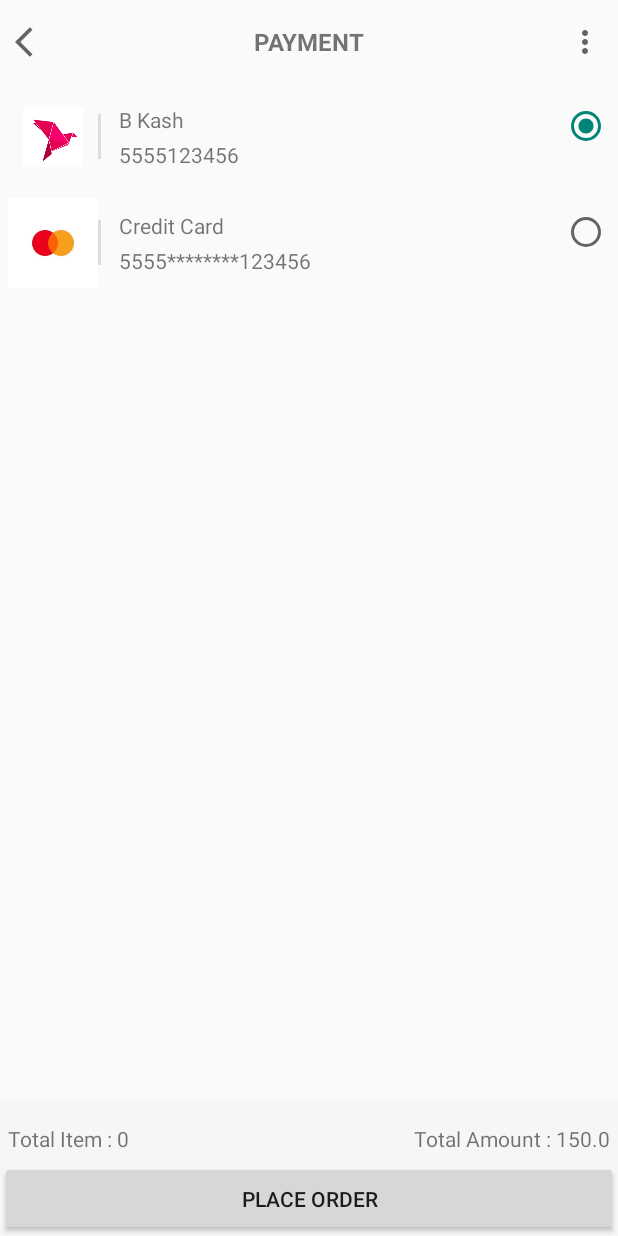
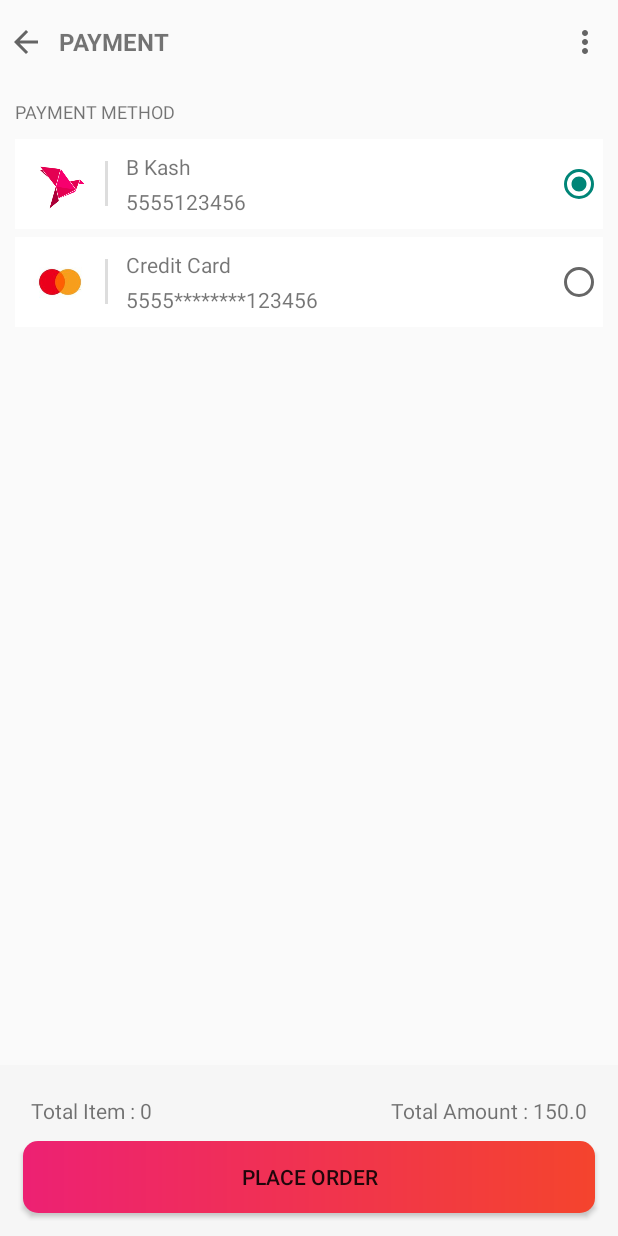
Before and after one commit to abdulkarim8293/User-App, an Android app: the PaymentActivity screen opened directly, with no data from a screen before it, on a phone screen of 412 x 824 dp. Run offline under Robolectric (Android 15) with nearby library versions, the phone set to English and light mode, and no system bars; our stand-ins replace Firebase (no records; nobody signed in at launch, a user with empty details on screens opened directly).

Commit message:
add order confrim activity

```diff
--- a/app/build.gradle
+++ b/app/build.gradle
@@ -40,7 +40,10 @@ dependencies {
 
     implementation 'androidx.recyclerview:recyclerview:1.2.0'
 
-    implementation 'com.cepheuen.elegant-number-button:lib:1.0.2'
+    // spark button animation
+    implementation 'com.github.varunest:sparkbutton:1.0.6'
+    // loading animation
+    implementation 'com.github.ybq:Android-SpinKit:1.4.0'
 
     //Chip Navigation
     implementation 'com.ismaeldivita.chipnavigation:chip-navigation-bar:1.3.2'
--- a/app/src/main/AndroidManifest.xml
+++ b/app/src/main/AndroidManifest.xml
@@ -11,7 +11,8 @@
         android:supportsRtl="true"
         android:theme="@style/Theme.UserApp"
         tools:replace="android:theme">
-        <activity android:name=".my_address.AddAddressActivity"></activity>
+        <activity android:name=".ConfirmationActivity"></activity>
+        <activity android:name=".my_address.AddAddressActivity" />
         <activity android:name=".my_address.AddressListActivity" />
         <activity android:name=".activity.SignUpActivity" />
         <activity android:name=".activity.SplashActivity">
--- /dev/null
+++ b/app/src/main/java/com/abdulkarim/userapp/CustomProgress.java
@@ -0,0 +1,27 @@
+package com.abdulkarim.userapp;
+
+import android.app.Dialog;
+import android.content.Context;
+import android.view.Gravity;
+import android.view.LayoutInflater;
+import android.view.View;
+import android.view.WindowManager;
+
+import androidx.annotation.NonNull;
+
+public class CustomProgress extends Dialog {
+
+    public CustomProgress(@NonNull Context context) {
+
+        super(context);
+        WindowManager.LayoutParams params = getWindow().getAttributes();
+        params.gravity = Gravity.CENTER_HORIZONTAL;
+        getWindow().setAttributes(params);
+        setTitle(null);
+        setCancelable(false);
+        setOnCancelListener(null);
+        View view = LayoutInflater.from(context).inflate(R.layout.custom_progress_bar,null);
+        setContentView(view);
+
+    }
+}
--- a/app/src/main/java/com/abdulkarim/userapp/adapter/CartAdapter.java
+++ b/app/src/main/java/com/abdulkarim/userapp/adapter/CartAdapter.java
@@ -16,8 +16,6 @@ import com.abdulkarim.userapp.Cart;
 import com.abdulkarim.userapp.R;
 import com.abdulkarim.userapp.SQLiteDatabaseHelper;
 import com.abdulkarim.userapp.fragments.CartFragment;
-import com.cepheuen.elegantnumberbutton.view.ElegantNumberButton;
-import com.google.firebase.firestore.WriteBatch;
 import com.squareup.picasso.Picasso;
 
 import java.util.List;
--- a/app/src/main/res/drawable-v24/drawable_radio_button_selector.xml
+++ b/app/src/main/res/drawable-v24/drawable_radio_button_selector.xml
@@ -3,7 +3,7 @@
     <item android:state_checked="true">
         <shape android:shape="rectangle">
 
-            <solid android:color="@color/colorAccent" />
+            <solid android:color="@color/orange" />
 
             <corners android:bottomLeftRadius="5dp"
                 android:bottomRightRadius="5dp"
--- a/app/src/main/res/drawable/button_selector.xml
+++ b/app/src/main/res/drawable/button_selector.xml
@@ -3,7 +3,7 @@
     <item android:state_checked="true">
         <shape android:shape="rectangle">
 
-            <solid android:color="@color/colorAccent" />
+            <solid android:color="@color/orange" />
 
             <corners android:bottomLeftRadius="5dp"
                 android:bottomRightRadius="5dp"
--- /dev/null
+++ b/app/src/main/res/drawable/ic_favorite_fill.xml
@@ -0,0 +1,5 @@
+<vector android:height="24dp" android:tint="#FF0000"
+    android:viewportHeight="24" android:viewportWidth="24"
+    android:width="24dp" xmlns:android="http://schemas.android.com/apk/res/android">
+    <path android:fillColor="@color/red" android:pathData="M12,21.35l-1.45,-1.32C5.4,15.36 2,12.28 2,8.5 2,5.42 4.42,3 7.5,3c1.74,0 3.41,0.81 4.5,2.09C13.09,3.81 14.76,3 16.5,3 19.58,3 22,5.42 22,8.5c0,3.78 -3.4,6.86 -8.55,11.54L12,21.35z"/>
+</vector>
--- a/app/src/main/res/layout/activity_payment.xml
+++ b/app/src/main/res/layout/activity_payment.xml
@@ -5,48 +5,61 @@
     android:layout_width="match_parent"
     android:layout_height="match_parent"
     tools:context=".PaymentActivity">
+
     <RelativeLayout
         android:id="@+id/top_bar"
-        android:layout_alignParentTop="true"
         android:layout_width="match_parent"
         android:layout_height="?attr/actionBarSize">
+
         <ImageView
             android:id="@+id/backIv"
             android:layout_width="wrap_content"
             android:layout_height="wrap_content"
-            android:padding="10dp"
             android:layout_centerVertical="true"
-            android:src="@drawable/ic_arrow_back"/>
+            android:padding="5dp"
+            android:src="@drawable/ic_back_24" />
+
         <TextView
             android:layout_width="wrap_content"
             android:layout_height="wrap_content"
+            android:layout_marginStart="34dp"
+            android:layout_centerVertical="true"
             android:text="PAYMENT"
-            android:layout_centerVertical="true"
-            android:layout_centerHorizontal="true"
+            android:padding="5dp"
             android:textSize="16sp"
-            android:textStyle="bold"/>
+            android:textStyle="bold" />
+
         <ImageView
             android:layout_width="wrap_content"
             android:layout_height="wrap_content"
-            android:padding="10dp"
             android:layout_alignParentRight="true"
             android:layout_centerVertical="true"
-            android:src="@drawable/ic_more_vert_24"/>
+            android:padding="10dp"
+            android:src="@drawable/ic_more_vert_24" />
 
     </RelativeLayout>
 
     <LinearLayout
+        android:padding="10dp"
         android:layout_below="@+id/top_bar"
         android:layout_width="match_parent"
         android:layout_height="match_parent"
         android:layout_above="@+id/ll_bottom"
         android:orientation="vertical">
 
+        <TextView
+            android:id="@+id/textView"
+            android:textSize="12sp"
+            android:layout_width="match_parent"
+            android:layout_height="wrap_content"
+            android:text="PAYMENT METHOD" />
+
         <LinearLayout
+            android:layout_marginTop="10dp"
             android:layout_width="match_parent"
             android:layout_height="wrap_content"
             android:orientation="horizontal"
-            android:padding="5dp">
+            android:background="#fff">
 
             <ImageView
                 android:padding="10dp"
@@ -88,6 +101,7 @@
                 </LinearLayout>
                 <RadioButton
                     android:checked="true"
+                    android:layout_gravity="center_vertical"
                     android:layout_width="wrap_content"
                     android:layout_height="wrap_content"/>
             </LinearLayout>
@@ -95,10 +109,11 @@
         </LinearLayout>
 
         <LinearLayout
+            android:layout_marginTop="5dp"
+            android:background="#fff"
             android:layout_width="match_parent"
             android:layout_height="wrap_content"
-            android:orientation="horizontal"
-            android:padding="5dp">
+            android:orientation="horizontal">
 
             <ImageView
                 android:layout_width="60dp"
@@ -138,6 +153,7 @@
 
                 </LinearLayout>
                 <RadioButton
+                    android:layout_gravity="center_vertical"
                     android:layout_width="wrap_content"
                     android:layout_height="wrap_content"/>
             </LinearLayout>
@@ -154,9 +170,10 @@
         android:layout_alignParentBottom="true"
         android:background="#F6F6F6"
         android:orientation="vertical"
-        android:paddingTop="10dp">
+        android:padding="10dp">
 
         <RelativeLayout
+            android:layout_margin="5dp"
             android:layout_width="match_parent"
             android:layout_height="wrap_content"
             android:padding="5dp">
@@ -180,7 +197,11 @@
             android:id="@+id/place_orders_button"
             android:layout_width="match_parent"
             android:layout_height="wrap_content"
-            android:padding="15dp"
+            android:padding="10dp"
+            android:layout_marginLeft="5dp"
+            android:layout_marginRight="5dp"
+            android:layout_marginBottom="5dp"
+            android:background="@drawable/button_background"
             android:text="Place Order" />
     </LinearLayout>
 
--- a/app/src/main/res/layout/activity_sign_up.xml
+++ b/app/src/main/res/layout/activity_sign_up.xml
@@ -91,7 +91,7 @@
                 android:layout_height="wrap_content"
                 android:padding="10dp"
                 android:id="@+id/signInTV"
-                android:textColor="@color/colorAccent"
+                android:textColor="@color/orange"
                 android:text="Sign In"/>
 
 
--- a/app/src/main/res/layout/fragment_cart.xml
+++ b/app/src/main/res/layout/fragment_cart.xml
@@ -31,11 +31,11 @@
     <androidx.recyclerview.widget.RecyclerView
         android:layout_width="match_parent"
         android:layout_height="match_parent"
-        android:padding="10dp"
+        android:padding="8dp"
         android:id="@+id/cart_recycler_view"
         android:layout_below="@+id/top_bar" />
     <LinearLayout
-        android:paddingTop="10dp"
+        android:padding="10dp"
         android:background="#F6F6F6"
         android:id="@+id/ll_bottom"
         android:layout_alignParentBottom="true"
--- a/app/src/main/res/values/colors.xml
+++ b/app/src/main/res/values/colors.xml
@@ -14,4 +14,7 @@
     <color name="colorThemePink">#ED2173</color>
     <color name="colorThemeOrange">#F4442d</color>
 
+    <color name="red">#FF0000</color>
+    <color name="orange">#FF9800</color>
+
 </resources>
--- a/build.gradle
+++ b/build.gradle
@@ -3,6 +3,7 @@ buildscript {
     repositories {
         google()
         jcenter()
+
     }
     dependencies {
         classpath "com.android.tools.build:gradle:4.1.3"
@@ -17,6 +18,7 @@ allprojects {
     repositories {
         google()
         jcenter()
+        maven { url "https://jitpack.io" }
     }
 }
 
```
Also changed, not shown: app/src/main/java/com/abdulkarim/userapp/CheckoutActivity.java (+7 -0 lines), app/src/main/java/com/abdulkarim/userapp/ConfirmationActivity.java (added, +44 -0 lines), app/src/main/java/com/abdulkarim/userapp/PaymentActivity.java (+15 -1 lines), app/src/main/res/drawable/ic_favorite_border_24.xml (added, +10 -0 lines), app/src/main/res/layout/activity_checkout.xml (+25 -14 lines), app/src/main/res/layout/activity_confirmation.xml (added, +45 -0 lines), app/src/main/res/layout/custom_progress_bar.xml (added, +31 -0 lines).
